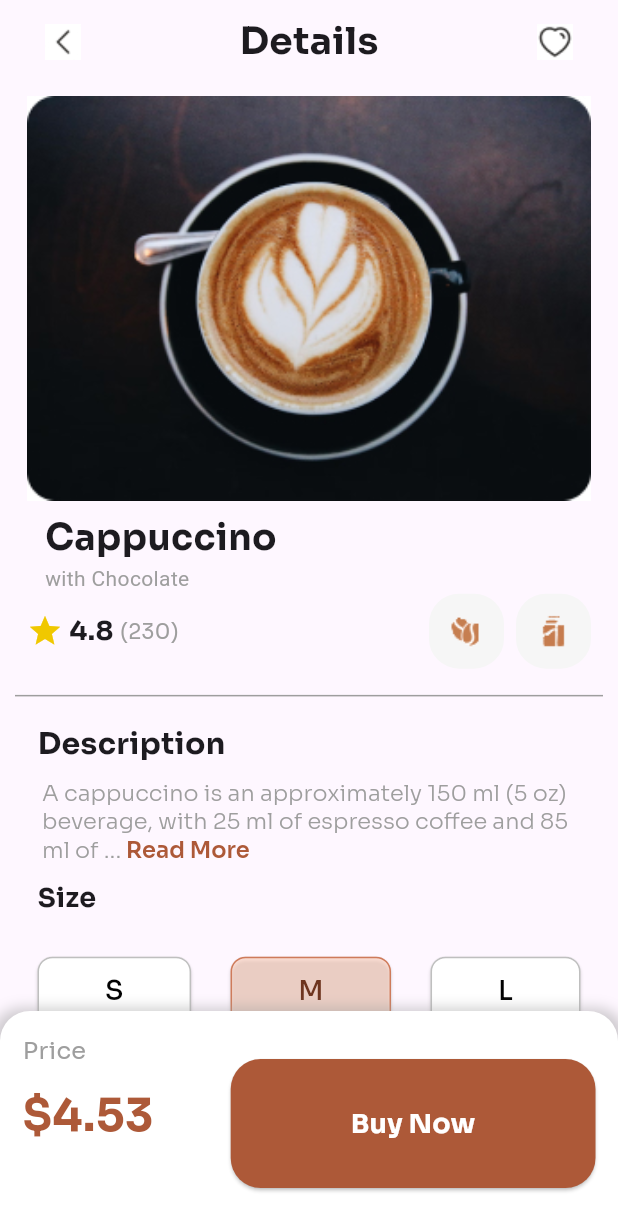
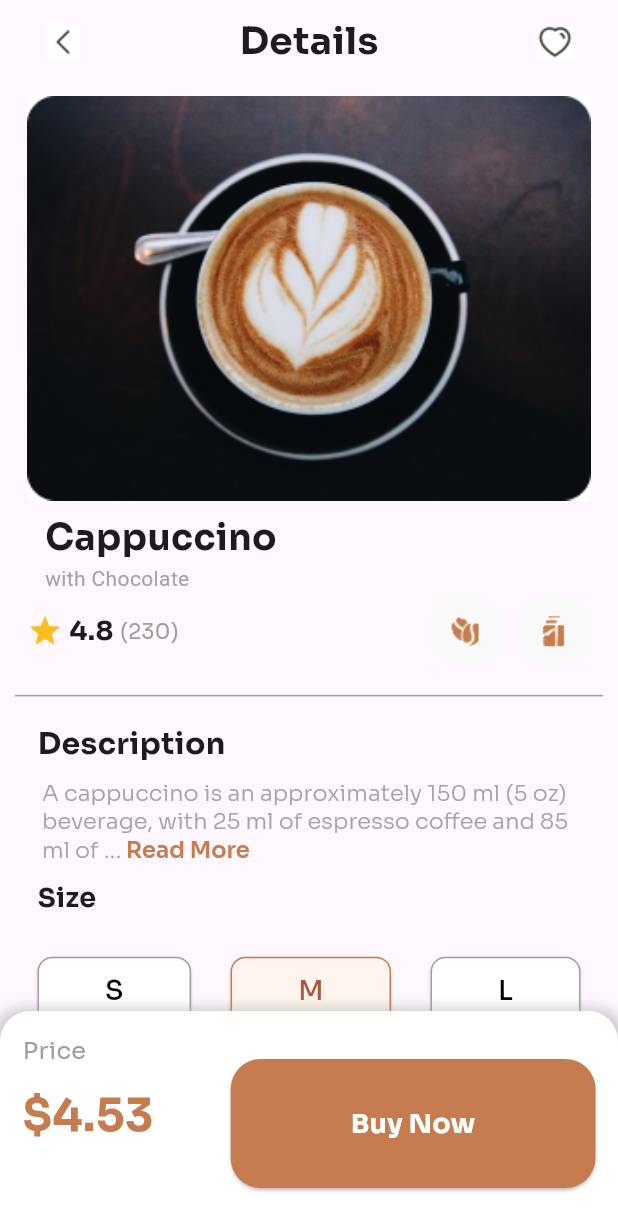
Before and after one commit to samokafor/Cappuccino, a Flutter app: the screen it shows after launch, on a phone screen of 412 x 824 dp. Shown: the top 1231 px of the screen. Run offline on Flutter 3.47's test engine with Material 3 defaults, Android fonts, the light colour scheme and no system bars; Roboto replaces fonts that are missing (Century Gothic).

Commit message:
Updated the colours to the actual colour codes

```diff
--- a/lib/main.dart
+++ b/lib/main.dart
@@ -169,7 +169,7 @@ class ImageTitleSection extends StatelessWidget {
               Text(
                 content,
                 style: const TextStyle(
-                  color: Colors.grey,
+                  color: Color(0xFFa4a4a4),
                   fontSize: 14,
                   fontFamily: 'Century Gothic',
                 ),
@@ -196,7 +196,7 @@ class RatingSection extends StatelessWidget {
       child: Row(mainAxisAlignment: MainAxisAlignment.spaceBetween, children: [
         Row(
           children: [
-            const Icon(Icons.star, color: Color.fromARGB(255, 240, 200, 0)),
+            const Icon(Icons.star, color: Color(0xFFfbbe22)),
             Text(' $rating ',
                 style: const TextStyle(
                   fontSize: 18,
@@ -231,7 +231,7 @@ class RatingImages extends StatelessWidget {
       child: Container(
         width: 50,
         decoration: BoxDecoration(
-          color: const Color.fromARGB(255, 246, 246, 246),
+          color: const Color(0xFFf9f9f9),
           borderRadius: BorderRadius.circular(20),
         ),
         child: Image.asset(imageURL),
@@ -280,7 +280,7 @@ class DecsriptionSection extends StatelessWidget {
                             fontSize: 15,
                             fontFamily: 'Sora',
                             fontWeight: FontWeight.w300,
-                            color: Colors.grey,
+                            color: Color(0xFFA4A4A4),
                           ),
                         ),
                         if (description.length > maxLength)
@@ -290,7 +290,7 @@ class DecsriptionSection extends StatelessWidget {
                               fontSize: 15,
                               fontFamily: 'Sora',
                               fontWeight: FontWeight.w600,
-                              color: Color.fromARGB(255, 173, 89, 56),
+                              color: Color(0xFFC67C4E),
                             ),
                           ),
                       ],
@@ -307,55 +307,71 @@ class DecsriptionSection extends StatelessWidget {
   }
 }
 
-class SizeSection extends StatelessWidget {
+class SizeSection extends StatefulWidget {
   const SizeSection({super.key});
 
   @override
+  _SizeSectionState createState() => _SizeSectionState();
+}
+
+class _SizeSectionState extends State<SizeSection> {
+  String selectedSize = 'M'; // Default selected size
+
+  @override
   Widget build(BuildContext context) {
-    return const Column(
+    return Column(
       children: [
-        Row(
+        const Row(
           mainAxisAlignment: MainAxisAlignment.start,
           children: [
             Padding(
               padding: EdgeInsets.only(left: 15),
-              child: Text('Size',
+              child: Text(
+                'Size',
                 style: TextStyle(
                   fontWeight: FontWeight.bold,
                   fontSize: 18,
-                      fontFamily: 'Sora')),
+                  fontFamily: 'Sora',
+                ),
+              ),
             ),
           ],
         ),
-        SizedBox(
-          height: 10,
-        ),
+        const SizedBox(height: 10),
         Padding(
-          padding: EdgeInsets.all(15),
+          padding: const EdgeInsets.all(15),
           child: Row(
             mainAxisAlignment: MainAxisAlignment.spaceBetween,
             children: [
               SizeChip(
                 size: 'S',
-                  textColor: Colors.black,
-                  backgroundColor: Colors.white,
-                  borderColor: Color.fromARGB(169, 158, 158, 158)),
-              SizedBox(
-                width: 10,
+                isSelected: selectedSize == 'S',
+                onPressed: () {
+                  setState(() {
+                    selectedSize = 'S';
+                  });
+                },
               ),
+              const SizedBox(width: 10),
               SizeChip(
                 size: 'M',
-                  textColor: Color.fromARGB(255, 110, 52, 30),
-                  backgroundColor: Color.fromARGB(180, 255, 216, 199),
-                  borderColor: Color.fromARGB(255, 206, 123, 91)),
-              SizedBox(
-                width: 10,
+                isSelected: selectedSize == 'M',
+                onPressed: () {
+                  setState(() {
+                    selectedSize = 'M';
+                  });
+                },
               ),
+              const SizedBox(width: 10),
               SizeChip(
                 size: 'L',
-                  textColor: Colors.black,
-                  backgroundColor: Colors.white,
-                  borderColor: Color.fromARGB(169, 158, 158, 158)),
+                isSelected: selectedSize == 'L',
+                onPressed: () {
+                  setState(() {
+                    selectedSize = 'L';
+                  });
+                },
+              ),
             ],
           ),
         ),
@@ -366,37 +382,38 @@ class SizeSection extends StatelessWidget {
 
 class SizeChip extends StatelessWidget {
   const SizeChip({
-    super.key,
+    Key? key,
     required this.size,
-    required this.textColor,
-    required this.backgroundColor,
-    required this.borderColor,
-  });
+    required this.isSelected,
+    required this.onPressed,
+  }) : super(key: key);
+
   final String size;
-  final Color textColor;
-  final Color backgroundColor;
-  final Color borderColor;
+  final bool isSelected;
+  final VoidCallback onPressed;
+
+
   @override
   Widget build(BuildContext context) {
-    return Column(
-      children: [
-        ElevatedButton(
-          onPressed: () {},
+    final borderColor = isSelected ? const Color(0xFFC67C4E) : Colors.grey;
+    return ElevatedButton(
+      onPressed: onPressed,
       style: ElevatedButton.styleFrom(
-            foregroundColor: textColor,
-            backgroundColor: backgroundColor,
+        primary: isSelected ? const Color(0xFFFFF5EE) : Colors.white, // Change background color based on selection
+        onPrimary: isSelected ? const Color.fromARGB(255, 173, 89, 56) : Colors.black, // Change text color based on selection
         padding: const EdgeInsets.symmetric(vertical: 10, horizontal: 45),
         shape: RoundedRectangleBorder(
           borderRadius: BorderRadius.circular(10),
-                side: BorderSide(color: borderColor)),
+          side: BorderSide(color: borderColor),
+        ),
       ),
       child: Text(
         size,
         style: const TextStyle(
-                fontFamily: 'Sora', fontSize: 18,),
+          fontFamily: 'Sora',
+          fontSize: 18,
         ),
       ),
-      ],
     );
   }
 }
@@ -428,7 +445,7 @@ class PriceSection extends StatelessWidget {
                       fontWeight: FontWeight.bold,
                       fontSize: 30,
                       fontFamily: 'Sora',
-                      color: Color.fromARGB(255, 173, 89, 56))),
+                      color: Color(0xFFC67C4E))),
             ],
           ),
           ElevatedButton(
@@ -436,7 +453,7 @@ class PriceSection extends StatelessWidget {
             style: ElevatedButton.styleFrom(
               foregroundColor: Colors.white,
               backgroundColor:
-              const Color.fromARGB(255, 173, 89, 56), // Change text color
+              const Color(0xFFC67C4E), // Change text color
               padding: const EdgeInsets.symmetric(
                   vertical: 30, horizontal: 80), // Adjust padding
               shape: RoundedRectangleBorder(
```
Lines whose indentation alone changed are shown as unchanged.
